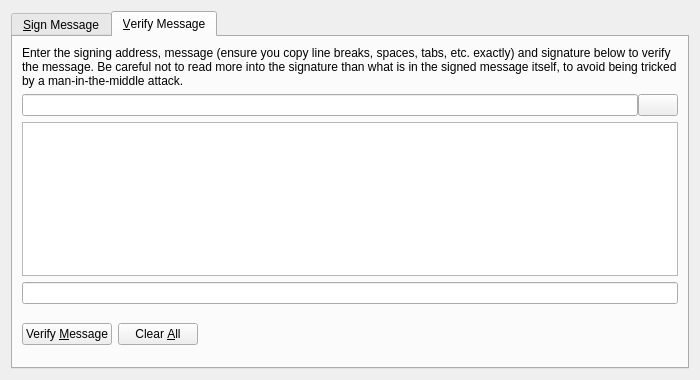
Before: the Qt Designer form src/qt/forms/signverifymessagedialog.ui in tuxcoindev/tuxcoin, drawn with Qt 5.
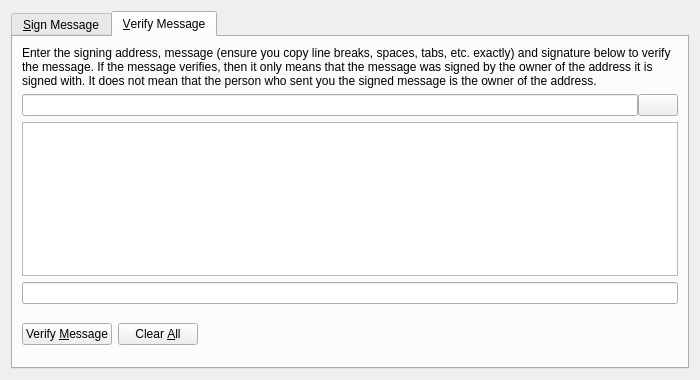
After: the same form once the commit is applied. The open tabs and pages were chosen to show the change. Icons and pictures are not drawn. Custom widgets are drawn as their Qt base class.

Commit message: Don't confuse people with confusing definitions.

Patch:
```diff
--- a/src/qt/forms/signverifymessagedialog.ui
+++ b/src/qt/forms/signverifymessagedialog.ui
@@ -240,7 +240,7 @@
        <item>
         <widget class="QLabel" name="infoLabel_VM">
          <property name="text">
-          <string>Enter the signing address, message (ensure you copy line breaks, spaces, tabs, etc. exactly) and signature below to verify the message. Be careful not to read more into the signature than what is in the signed message itself, to avoid being tricked by a man-in-the-middle attack.</string>
+          <string>Enter the signing address, message (ensure you copy line breaks, spaces, tabs, etc. exactly) and signature below to verify the message. If the message verifies, then it only means that the message was signed by the owner of the address it is signed with. It does not mean that the person who sent you the signed message is the owner of the address.</string>
          </property>
          <property name="textFormat">
           <enum>Qt::PlainText</enum>
```
Left out of the diff: 4 changed lines with no effect on the pictures.
